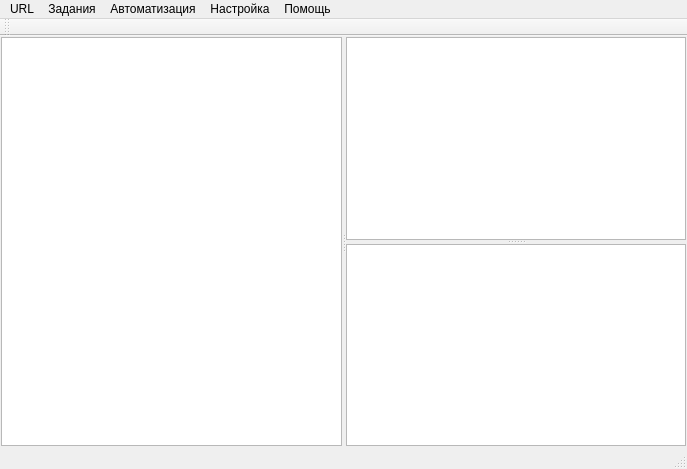
Old version of the form REXLoader/rexwindow.ui in the repository RA9OAJ/rexloader.
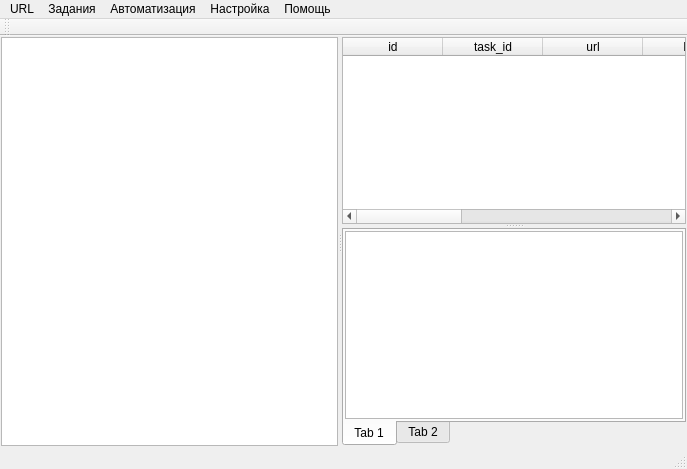
New version of the form.

Commit message: Оставлен QTableWidget, закончил настройку виджета

```diff
--- a/REXLoader/rexwindow.ui
+++ b/REXLoader/rexwindow.ui
@@ -14,7 +14,10 @@
    <string>REXWindow</string>
   </property>
   <widget class="QWidget" name="centralWidget">
-   <layout class="QVBoxLayout" name="verticalLayout">
+   <layout class="QHBoxLayout" name="horizontalLayout_2">
+    <property name="spacing">
+     <number>1</number>
+    </property>
     <property name="margin">
      <number>1</number>
     </property>
@@ -25,23 +28,90 @@
       </property>
       <widget class="QTreeView" name="treeView"/>
       <widget class="QSplitter" name="splitter">
-       <property name="sizePolicy">
-        <sizepolicy hsizetype="Preferred" vsizetype="Expanding">
-         <horstretch>0</horstretch>
-         <verstretch>0</verstretch>
-        </sizepolicy>
-       </property>
        <property name="orientation">
         <enum>Qt::Vertical</enum>
        </property>
-       <property name="childrenCollapsible">
-        <bool>true</bool>
-       </property>
-       <widget class="QTableWidget" name="tableWidget"/>
-       <widget class="QTextEdit" name="textEdit">
-        <property name="readOnly">
+       <widget class="QTableWidget" name="tableWidget">
+        <property name="sortingEnabled">
          <bool>true</bool>
         </property>
+        <attribute name="horizontalHeaderStretchLastSection">
+         <bool>false</bool>
+        </attribute>
+        <column>
+         <property name="text">
+          <string>id</string>
+         </property>
+        </column>
+        <column>
+         <property name="text">
+          <string>task_id</string>
+         </property>
+        </column>
+        <column>
+         <property name="text">
+          <string>url</string>
+         </property>
+        </column>
+        <column>
+         <property name="text">
+          <string>File</string>
+         </property>
+        </column>
+        <column>
+         <property name="text">
+          <string>Status</string>
+         </property>
+        </column>
+        <column>
+         <property name="text">
+          <string>Total Size</string>
+         </property>
+        </column>
+        <column>
+         <property name="text">
+          <string>Left</string>
+         </property>
+        </column>
+        <column>
+         <property name="text">
+          <string>Time</string>
+         </property>
+        </column>
+        <column>
+         <property name="text">
+          <string>Note</string>
+         </property>
+        </column>
+       </widget>
+       <widget class="QTabWidget" name="tabWidget">
+        <property name="tabPosition">
+         <enum>QTabWidget::South</enum>
+        </property>
+        <property name="currentIndex">
+         <number>0</number>
+        </property>
+        <widget class="QWidget" name="tab">
+         <attribute name="title">
+          <string>Tab 1</string>
+         </attribute>
+         <layout class="QHBoxLayout" name="horizontalLayout">
+          <property name="spacing">
+           <number>1</number>
+          </property>
+          <property name="margin">
+           <number>1</number>
+          </property>
+          <item>
+           <widget class="QTextEdit" name="textEdit"/>
+          </item>
+         </layout>
+        </widget>
+        <widget class="QWidget" name="tab_2">
+         <attribute name="title">
+          <string>Tab 2</string>
+         </attribute>
+        </widget>
        </widget>
       </widget>
      </widget>
```
Left out of the diff: 2 changed lines with no effect on the pictures. The commit also changes 1 other file.
